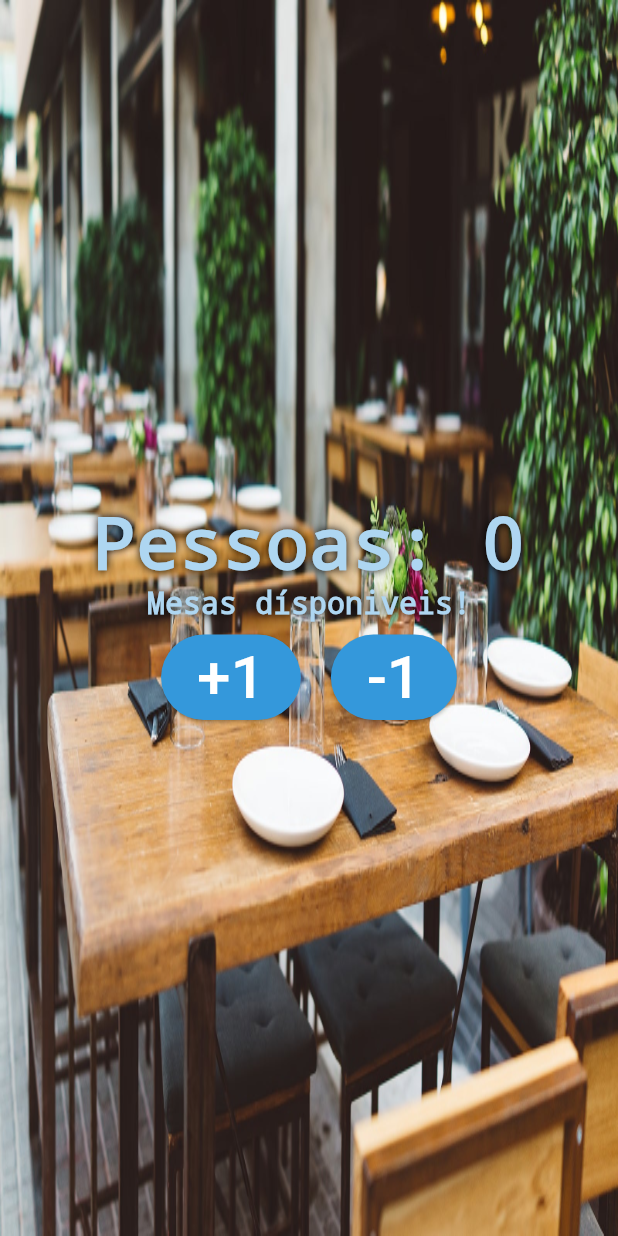
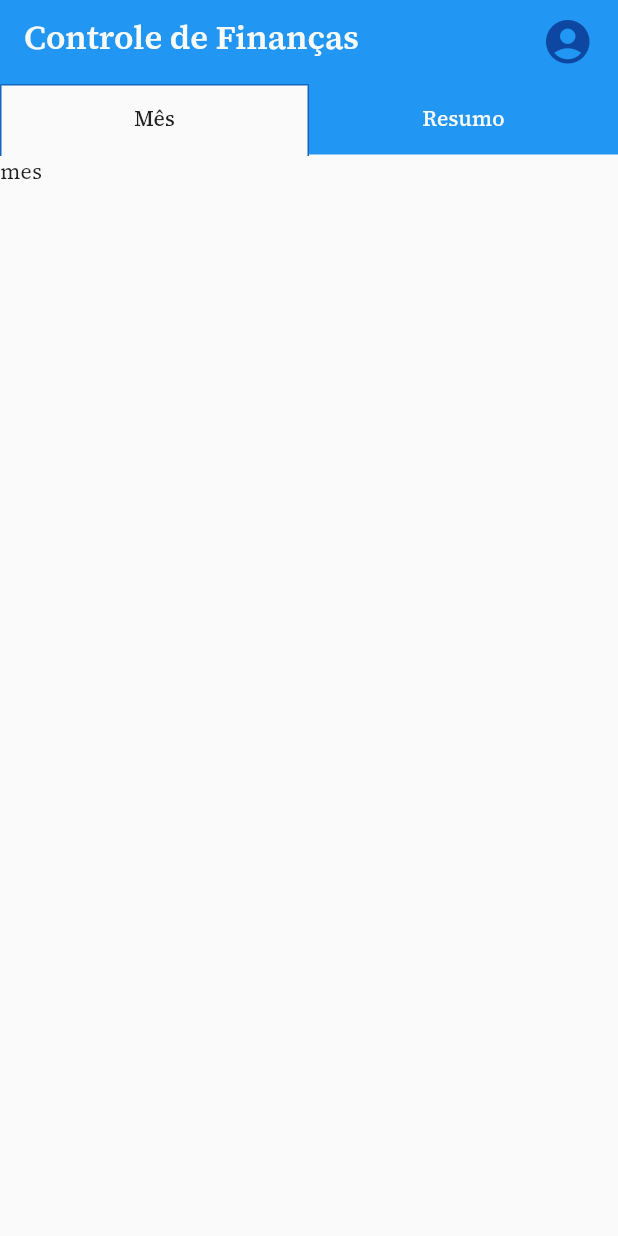
Before and after one commit to ronaque/Gastos, a Flutter app: the screen it shows after launch, on a phone screen of 412 x 824 dp. Run offline on Flutter 3.47's test engine with Material 2 defaults, Android fonts, the phone set to English and light mode, and no system bars; our stand-ins replace google_fonts.

Commit message:
Inicio da pagina home e estilização

```diff
--- a/lib/main.dart
+++ b/lib/main.dart
@@ -1,126 +1,59 @@
+import 'package:flutter/cupertino.dart';
 import 'package:flutter/material.dart';
+import 'package:gastos/theme.dart';
 
 void main() {
-  runApp(const MyApp());
+  runApp(MaterialApp(home: Home(), theme: AppTheme().getAppTheme()));
 }
 
-class MyApp extends StatelessWidget {
-  const MyApp({super.key});
-
-  // This widget is the root of your application.
+class Home extends StatefulWidget {
   @override
-  Widget build(BuildContext context) {
-    return MaterialApp(
-      title: 'Flutter Demo',
-      theme: ThemeData(
-        colorScheme: ColorScheme.fromSeed(seedColor: Colors.deepPurple),
-        useMaterial3: true,
-      ),
-      home: const MyHomePage(title: 'Flutter Demo Home Page'),
-    );
-  }
+  _HomeState createState() => _HomeState();
 }
 
-class MyHomePage extends StatefulWidget {
-  const MyHomePage({super.key, required this.title});
+class _HomeState extends State<Home> {
+  TextEditingController pesoController = TextEditingController();
+  TextEditingController alturaController = TextEditingController();
+  GlobalKey<FormState> _formKey = new GlobalKey<FormState>();
 
-  final String title;
-
-  @override
-  State<MyHomePage> createState() => _MyHomePageState();
-}
-
-class _MyHomePageState extends State<MyHomePage> {
-  int _counter = 0;
-  String _msg = "Mesas dísponiveis!";
-
-  void _incrementCounter() {
-    setState(() {
-      if (_counter >= 0 && _counter < 20){
-        _counter++;
-      }
-      if (_counter == 20)
-        _msg = "Lotado!";
-    });
+  void _resetCampos() {
+    pesoController = TextEditingController();
+    alturaController = TextEditingController();
+    _formKey.currentState!.reset();
   }
-
-  void _decrementCounter(){
-    setState(() {
-      if (_counter > 0 && _counter <= 20){
-        _counter--;
-      }
-      if (_counter != 20)
-        _msg = "Mesas dísponiveis!";
-    });
-  }
-
 
   @override
   Widget build(BuildContext context) {
-    return Stack(
-      children: <Widget>[
-        Image.asset("images/restaurante.jpg",
-            fit: BoxFit.fill,
-            height: 1000.0),
-        Column(
-          mainAxisAlignment: MainAxisAlignment.center,
-          children: <Widget>[
-            Text(
-              "Pessoas: $_counter",
-              style: TextStyle(color: Color(0xffAED6F1), fontWeight: FontWeight.bold, decoration: TextDecoration.none,  shadows: <Shadow>[
-                Shadow(
-                  offset: Offset(0.0, 0.0),
-                  blurRadius: 7.0,
-                  color: Color(0xff000000),
-                )
-              ],
+    return DefaultTabController(
+      length: 2,
+      child: Theme(
+        data: AppTheme().getAppTheme(),
+        child: Scaffold(
+            appBar: AppBar(
+                title: const Row(
+                  mainAxisAlignment: MainAxisAlignment.spaceBetween,
+                  children: <Widget>[
+                    Padding(
+                      padding: EdgeInsets.fromLTRB(0, 8.0,0, 0),
+                      child: Text("Controle de Finanças"),
+                    ),
+                    Icon(Icons.account_circle_rounded, size: 35)
+                  ],
+                ),
+              bottom: const TabBar(
+                tabs: [
+                  Tab(text: "Mês"),
+                  Tab(text: "Resumo")
+                ],
               ),
-            ),
-            Text(
-              "$_msg",
-              style: TextStyle(color: Color(0xffAED6F1), fontSize: 20, fontWeight: FontWeight.bold, decoration: TextDecoration.none,  shadows: <Shadow>[
-                Shadow(
-                  offset: Offset(0.0, 0.0),
-                  blurRadius: 7.0,
-                  color: Color(0xff000000),
-                )
-              ],
               ),
-            ),
-            Row(
-              mainAxisAlignment: MainAxisAlignment.center,
-              children: <Widget>[
-                Padding(
-                  padding: EdgeInsets.all(10.0),
-                  child: ElevatedButton(
-                    child: Text(
-                      "+1",
-                      style: TextStyle(fontSize: 40.0, color: Colors.white),
-                    ),
-                    onPressed: () {
-                      _incrementCounter();
-                    },
-                    style: ElevatedButton.styleFrom(backgroundColor: Color(0xff3498DB)),
-                  ),
-                ),
-                Padding(
-                  padding: EdgeInsets.all(10.0),
-                  child: ElevatedButton(
-                    child: Text(
-                      "-1",
-                      style: TextStyle(fontSize: 40.0, color: Colors.white),
-                    ),
-                    onPressed: () {
-                      _decrementCounter();
-                    },
-                    style: ElevatedButton.styleFrom(backgroundColor: Color(0xff3498DB)),
-                  ),
-                ),
-              ],
+          body: TabBarView(
+            children: [
+              Text("mes"),
+              Text("resumo")
+            ],
+          ),
             )
-          ],
-        )
-      ],
-    );
+    ));
   }
 }
--- /dev/null
+++ b/lib/theme.dart
@@ -0,0 +1,63 @@
+import 'package:flutter/material.dart';
+import 'package:google_fonts/google_fonts.dart';
+
+class AppTheme {
+  Map<int, Color> blueColors = <int, Color>{
+    50: Color(0xffE3F2FD),
+    100: Color(0xffBBDEFB),
+    200: Color(0xff90CAF9),
+    300: Color(0xff64B5F6),
+    400: Color(0xff42A5F5),
+    500: Color(0xff2196F3),
+    600: Color(0xff1E88E5),
+    700: Color(0xff1976D2),
+    800: Color(0xff1565C0),
+    900: Color(0xff0D47A1)
+  };
+
+  Map<int, Color> grayColors = <int, Color>{
+    50: Color(0xffFAFAFA),
+    100: Color(0xffF5F5F5),
+    200: Color(0xffEEEEEE),
+    300: Color(0xffEE0E0),
+    400: Color(0xffBDBDBD),
+    500: Color(0xff9E9E9E),
+    600: Color(0xff757575),
+    700: Color(0xff616161),
+    800: Color(0xff424242),
+    900: Color(0xff212121)
+  };
+
+  ThemeData getAppTheme() {
+    return ThemeData(
+        useMaterial3: true,
+        brightness: Brightness.light,
+        primaryColor: blueColors[500],
+        hintColor: blueColors[800],
+        scaffoldBackgroundColor: grayColors[50],
+        textTheme: GoogleFonts.sourceSerif4TextTheme(),
+        tabBarTheme: TabBarTheme(
+            dividerColor: grayColors[50],
+            labelColor: grayColors[900],
+            unselectedLabelColor: grayColors[50],
+            indicatorSize: TabBarIndicatorSize.tab,
+            indicator: BoxDecoration(
+              border: Border(left: BorderSide(color: Color(0xff1565C0)), right: BorderSide(color: Color(0xff1565C0)), top: BorderSide(color: Color(0xff1565C0)), bottom: BorderSide.none),
+              color: grayColors[50]
+            ),
+
+        ),
+        appBarTheme: AppBarTheme(
+            backgroundColor: blueColors[500],
+            centerTitle: true,
+            titleTextStyle: GoogleFonts.sourceSerif4(
+                color: grayColors[50],
+                fontSize: 22,
+                fontWeight: FontWeight.w600,
+                height: 0.06),
+          iconTheme: IconThemeData(color: blueColors[900])
+        ),
+      iconTheme: IconThemeData(color: blueColors[900])
+    );
+  }
+}
```
Also changed, not shown: pubspec.yaml (+5 -3 lines), pubspec.lock, 1 other file.
